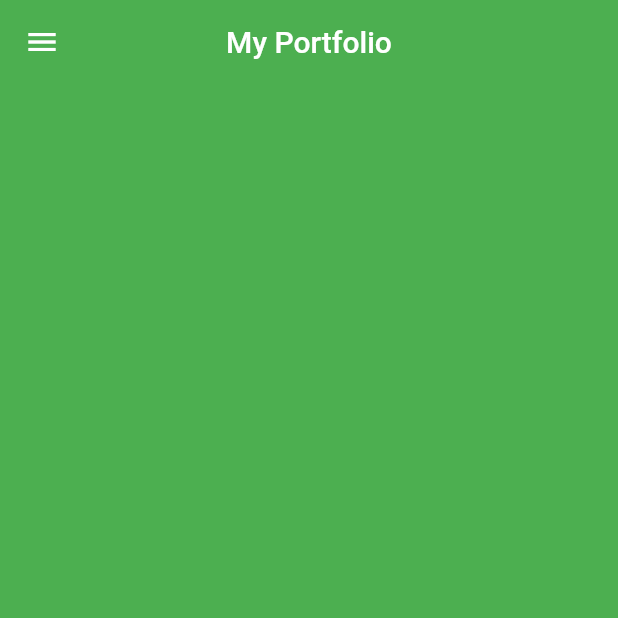
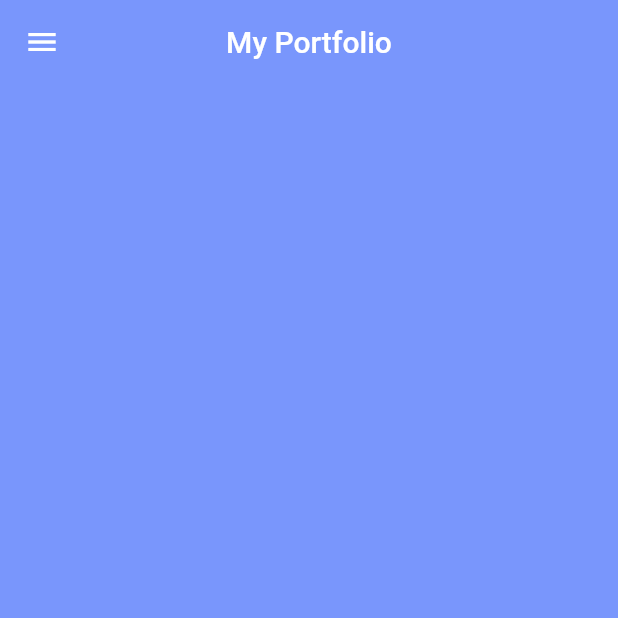
Before and after one commit to Uvais-Mohammad/portfolio, a Flutter app: the screen it shows after launch, on a phone screen of 412 x 824 dp, the top half of it. Run offline on Flutter 3.47's test engine with Material 2 defaults, Android fonts, the phone set to English and light mode, and no system bars.

Commit message:
fix : added color

```diff
--- /dev/null
+++ b/lib/constants/constants.dart
@@ -0,0 +1,4 @@
+import 'package:flutter/material.dart';
+
+const lightBackGroundColor = Color(0xFF7996FC);
+const darkBackGroundColor = Color(0xFF2D2D2D);
--- a/lib/screens/home_screen.dart
+++ b/lib/screens/home_screen.dart
@@ -39,7 +39,7 @@ class _HomeScreenState extends State<HomeScreen> {
           Expanded(
             flex: 3,
             child: Container(
-              color: Colors.green,
+
             ),
           ),
         ],
--- a/lib/themes/theme.dart
+++ b/lib/themes/theme.dart
@@ -1,9 +1,10 @@
 import 'package:flutter/material.dart';
+import 'package:my_portfolio/constants/constants.dart';
 
 final ThemeData lightTheme = ThemeData.light().copyWith(
   primaryColor: Colors.white,
-  scaffoldBackgroundColor: Colors.white,
-  cardColor: Colors.white,
+  scaffoldBackgroundColor: lightBackGroundColor,
+
   textTheme: const TextTheme(
     bodyText1: TextStyle(
       color: Colors.black,
@@ -49,7 +50,7 @@ final ThemeData lightTheme = ThemeData.light().copyWith(
 
 final darkTheme = ThemeData.dark().copyWith(
   primaryColor: Colors.black,
-  scaffoldBackgroundColor: Colors.black,
+  scaffoldBackgroundColor: darkBackGroundColor,
   cardColor: Colors.black,
   textTheme: const TextTheme(
     bodyText1: TextStyle(
```
